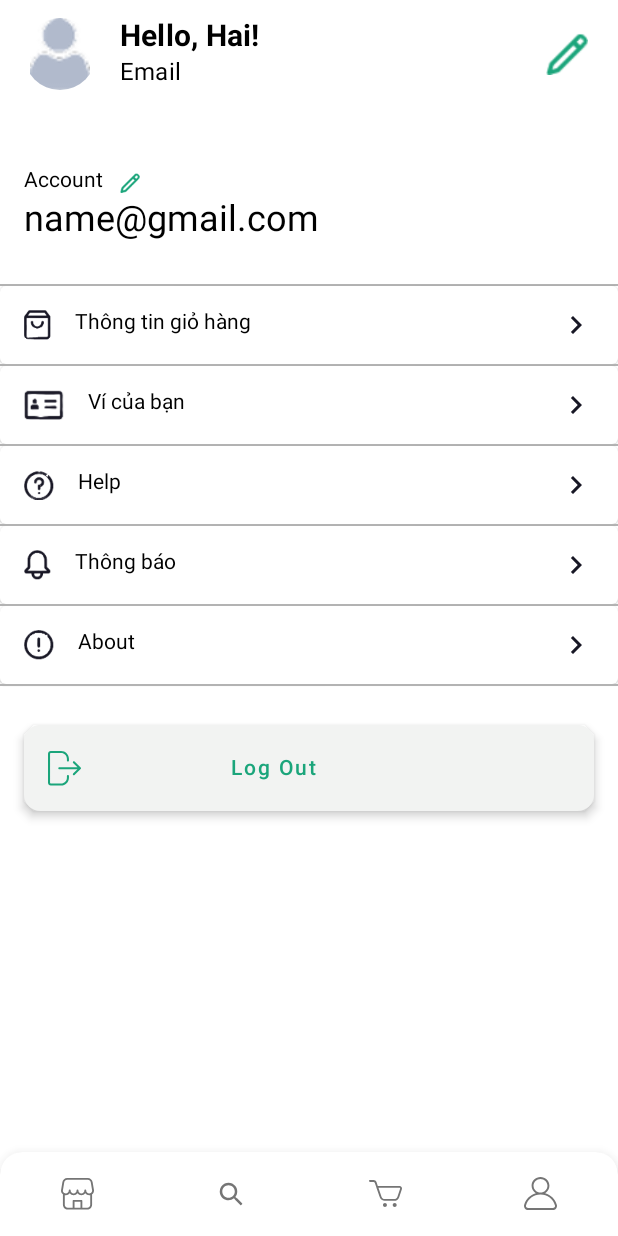
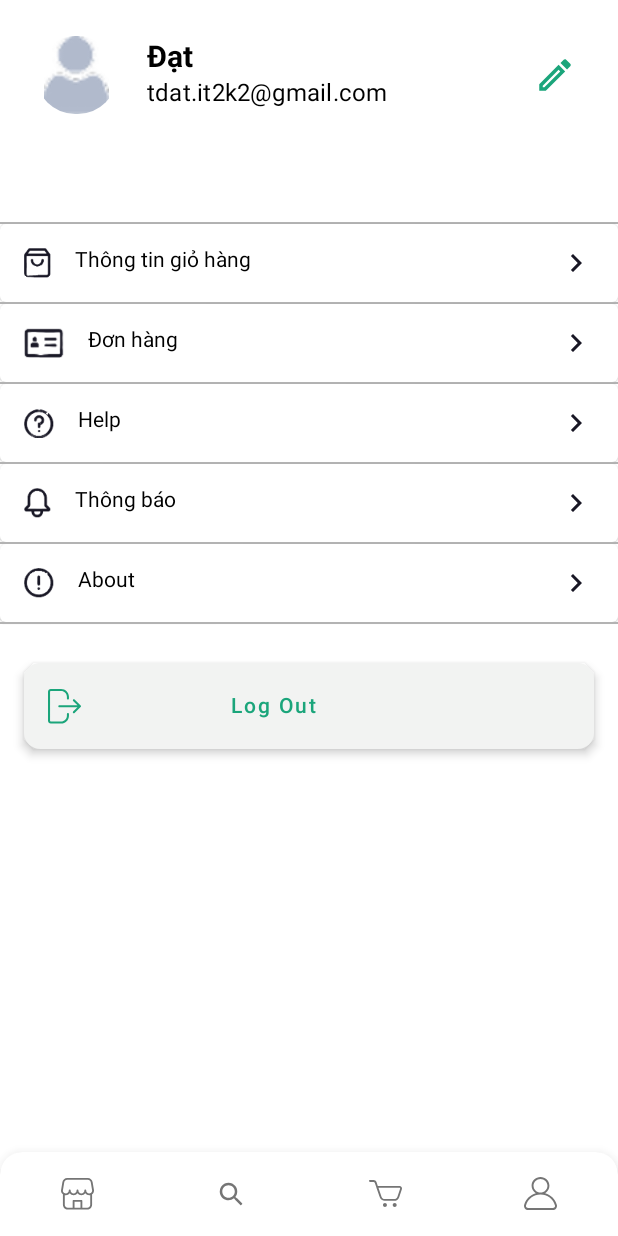
Before and after one commit to tdatIT/tda-mobile-app, an Android app built with Jetpack Compose: the @Preview function AccountScreenPreviewHome, on a phone screen of 412 x 824 dp. Run offline under Robolectric (Android 15) with nearby library versions, the phone set to English and light mode, and no system bars; network calls fail; 1 statement that could not run was skipped.

Commit message:
edit user-screen

```diff
--- a/app/src/main/java/com/tda/app/navigation/Navigation.kt
+++ b/app/src/main/java/com/tda/app/navigation/Navigation.kt
@@ -1,4 +1,5 @@
 package com.tda.app
+
 import VerificationScreen
 import androidx.compose.runtime.Composable
 import androidx.navigation.NavType
@@ -40,6 +41,9 @@ fun Navigation() {
         composable(Screen.SearchScreen.route) {
             SearchScreen(nav = navController)
         }
+        composable(Screen.AccountScreen.route) {
+            AccountScreen(nav = navController)
+        }
         composable(
             Screen.ProductInCategoryCode.route,
             arguments = listOf(navArgument("code") { type = NavType.StringType })
--- a/app/src/main/java/com/tda/app/navigation/Screen.kt
+++ b/app/src/main/java/com/tda/app/navigation/Screen.kt
@@ -12,7 +12,7 @@ sealed class Screen(val route: String) {
     object ProductInCategoryCode : Screen("product_categoryCode/{code}")
     object SearchScreen : Screen("search_screen")
     object ProductDetail : Screen("product_detail/{code}")
-    object AccountScreen : Screen("Account_screen")
+    object AccountScreen : Screen("account_screen")
     object PopularListScreen : Screen("popular_list_screen")
     object DetailsScreen : Screen("details_screen")
     object AddToCartScreen : Screen("add_to_cart_screen")
--- a/app/src/main/java/com/tda/app/view/AppBar.kt
+++ b/app/src/main/java/com/tda/app/view/AppBar.kt
@@ -12,6 +12,7 @@ import androidx.compose.material.icons.Icons
 import androidx.compose.material.icons.outlined.AddShoppingCart
 import androidx.compose.material.icons.outlined.ArrowBack
 import androidx.compose.material.icons.outlined.Details
+import androidx.compose.material.icons.outlined.Edit
 import androidx.compose.material.icons.outlined.Favorite
 import androidx.compose.material.icons.outlined.FavoriteBorder
 import androidx.compose.material.icons.outlined.More
@@ -389,32 +390,32 @@ fun BottomProductBar(navController: NavController) {
         }
     }
 }
+
 @Composable
 fun HeaderAccount(
-    navController: NavController
+    navController: NavController,
+    name: String,
+    email: String
 ) {
-    var name: String = "Hello, Hai!"
-    var email: String = "Email"
     Box(
         modifier = Modifier
             .fillMaxWidth()
-            .height(72.dp)
+            .height(100.dp)
             .background(MaterialTheme.colors.surface)
-            .padding(horizontal = 16.dp)
-            .offset(y = 12.dp) // Đặt khoảng cách top là 12dp
+            .padding(24.dp)
     ) {
         Row(
             verticalAlignment = Alignment.CenterVertically
         ) {
             Image(
                 modifier = Modifier
-                    .size(48.dp)
+                    .size(54.dp)
                     .clip(CircleShape),
                 painter = painterResource(id = R.drawable.ic_profile),
                 contentDescription = "profile picture"
             )
             Column(
-                modifier = Modifier.padding(start = 16.dp)
+                modifier = Modifier.padding(start = 20.dp)
             ) {
                 Text(
                     text = name,
@@ -429,11 +430,11 @@ fun HeaderAccount(
             Spacer(modifier = Modifier.weight(1f))
             IconButton(
                 modifier = Modifier.size(36.dp),
-                onClick ={
+                onClick = {
                 }
             ) {
                 Icon(
-                    painter = painterResource(id = R.drawable.edit_icon),
+                    imageVector = Icons.Outlined.Edit,
                     contentDescription = "edit",
                     tint = colorPrimary,
                     modifier = Modifier.size(28.dp)
@@ -442,11 +443,63 @@ fun HeaderAccount(
         }
     }
 }
+
+@Composable
+fun HeaderAccount(
+    navController: NavController,
+) {
+    Box(
+        modifier = Modifier
+            .fillMaxWidth()
+            .height(100.dp)
+            .background(MaterialTheme.colors.surface)
+            .padding(24.dp)
+    ) {
+        Row(
+            verticalAlignment = Alignment.CenterVertically
+        ) {
+            Image(
+                modifier = Modifier
+                    .size(48.dp)
+                    .clip(CircleShape),
+                painter = painterResource(id = R.drawable.ic_profile),
+                contentDescription = "profile picture"
+            )
+            Column(
+                modifier = Modifier.padding(start = 20.dp)
+            ) {
+                Text(
+                    text = "Tài khoản khách",
+                    style = MaterialTheme.typography.h6,
+                    fontWeight = FontWeight.Bold
+                )
+                Text(
+                    text = "Vui lòng đăng nhập / tạo tài khoản",
+                    style = MaterialTheme.typography.subtitle1
+                )
+            }
+            Spacer(modifier = Modifier.weight(1f))
+            IconButton(
+                modifier = Modifier.size(36.dp),
+                onClick = {
+                }
+            ) {
+                Icon(
+                    imageVector = Icons.Outlined.Edit,
+                    contentDescription = "edit",
+                    tint = colorPrimary,
+                    modifier = Modifier.size(28.dp)
+                )
+            }
+        }
+    }
+}
+
 @Preview(showBackground = true)
 @Composable
 fun DefaultPreviewAppBar() {
     val nav = rememberNavController()
     TdaMobilemobileTheme {
-        HeaderAccount(nav)
+        HeaderAccount(nav, "Đạt", "tdat.it2k2@gmail.com")
     }
 }
--- a/app/src/main/java/com/tda/app/view/ManagerAccountScreen.kt
+++ b/app/src/main/java/com/tda/app/view/ManagerAccountScreen.kt
@@ -14,7 +14,7 @@ import androidx.compose.ui.layout.ContentScale
 import androidx.compose.ui.res.painterResource
 import androidx.compose.ui.tooling.preview.Preview
 import androidx.compose.ui.unit.dp
-import androidx.navigation.NavHostController
+import androidx.navigation.NavController
 import androidx.navigation.compose.rememberNavController
 import com.tda.app.R
 import com.tda.app.ui.theme.TdaMobilemobileTheme
@@ -22,50 +22,25 @@ import com.tda.app.ui.theme.colorPrimary
 
 
 @Composable
-fun AccountScreen(navController: NavHostController) {
+fun AccountScreen(nav: NavController) {
 
     Scaffold(topBar = {
-        HeaderAccount(navController)
+        HeaderAccount(nav, "Đạt", "tdat.it2k2@gmail.com")
     }, bottomBar = {
-        NavigationBottomBar(navController = navController)
+        NavigationBottomBar(navController = nav)
     }) { padding ->
-        Column(modifier = Modifier.fillMaxSize()) {
+        Column(
+            modifier = Modifier
+                .fillMaxSize()
+                .padding(padding)
+        ) {
             Spacer(modifier = Modifier.height(32.dp))
-            Row(
-                modifier = Modifier
-                    .fillMaxWidth()
-                    .height(69.dp)
-                    .padding(horizontal = 16.dp),
-                horizontalArrangement = Arrangement.Start
-            ) {
-                Column {
-                    Row(modifier = Modifier.padding(top = 8.dp)) {
-                        Text(text = "Account")
-                        IconButton(
-                            modifier = Modifier
-                                .padding(horizontal = 8.dp)
-                                .size(20.dp),
-                            onClick = {
-                            }
-                        ) {
-                            Icon(
-                                modifier = Modifier
-                                    .fillMaxSize(0.67f),
-                                painter = painterResource(id = R.drawable.edit_icon),
-                                contentDescription = "edit username",
-                                tint = colorPrimary
-                            )
-                        }
-                    }
-                    Text(text = "name@gmail.com",
-                        style = MaterialTheme.typography.h5)
-                }
-            }
+
             Spacer(modifier = Modifier.height(16.dp))
 
             Divider(color = Color(0xFFB3B3B3), modifier = Modifier.fillMaxWidth(), thickness = 1.dp)
             AccountNavItem(icon = R.drawable.orders, name = "Thông tin giỏ hàng")
-            AccountNavItem(icon = R.drawable.my_details, name = "Ví của bạn")
+            AccountNavItem(icon = R.drawable.my_details, name = "Đơn hàng")
             AccountNavItem(icon = R.drawable.help, name = "Help")
             AccountNavItem(icon = R.drawable.notifications, name = "Thông báo")
             AccountNavItem(icon = R.drawable.about, name = "About")
@@ -82,7 +57,10 @@ fun AccountScreen(navController: NavHostController) {
                     contentColor = Color(0xFF53B175)
                 ),
                 shape = RoundedCornerShape(19),
-                elevation = ButtonDefaults.elevation(defaultElevation = 4.dp, pressedElevation = 8.dp)
+                elevation = ButtonDefaults.elevation(
+                    defaultElevation = 4.dp,
+                    pressedElevation = 8.dp
+                )
             ) {
                 Row(
                     modifier = Modifier.fillMaxSize(),
@@ -109,8 +87,10 @@ fun AccountScreen(navController: NavHostController) {
 
 @Composable
 fun AccountNavItem(@DrawableRes icon: Int, name: String) {
-    Card(modifier = Modifier
-        .fillMaxWidth(),  ) {
+    Card(
+        modifier = Modifier
+            .fillMaxWidth(),
+    ) {
         Row(
             modifier = Modifier
                 .fillMaxWidth()
@@ -136,6 +116,7 @@ fun AccountNavItem(@DrawableRes icon: Int, name: String) {
     }
     Divider(color = Color(0xFFB3B3B3), modifier = Modifier.fillMaxWidth(), thickness = 1.dp)
 }
+
 @Preview(showBackground = true)
 @Composable
 fun AccountScreenPreviewHome() {
--- a/app/src/main/java/com/tda/app/view/ProductDetailScreen.kt
+++ b/app/src/main/java/com/tda/app/view/ProductDetailScreen.kt
@@ -142,8 +142,6 @@ fun ProductDetailScreen(nav: NavController, productCode: String) {
                         }
                     }
                     product?.let { HtmlEncoder(it.description) }
-
-
                 }
             }
         }
--- a/app/src/main/java/com/tda/app/view/home_screen_component/AppBar.kt
+++ b/app/src/main/java/com/tda/app/view/home_screen_component/AppBar.kt
@@ -1,4 +1,3 @@
-package com.eritlab.jexmon.presentation.dashboard_screen.component
 
 import androidx.compose.foundation.Image
 import androidx.compose.foundation.background
--- a/app/src/main/java/com/tda/app/view/home_screen_component/BottomNavItem.kt
+++ b/app/src/main/java/com/tda/app/view/home_screen_component/BottomNavItem.kt
@@ -25,6 +25,6 @@ sealed class BottomNavItem(val tittle: String, val icon: Int, val route: String)
     object ProfileNav : BottomNavItem(
         tittle = "Profile",
         icon = R.drawable.user_icon,
-        route = Screen.LoginScreen.route
+        route = Screen.AccountScreen.route
     )
 }
--- a/app/src/main/java/com/tda/app/view/home_screen_component/NavigationBar.kt
+++ b/app/src/main/java/com/tda/app/view/home_screen_component/NavigationBar.kt
@@ -48,7 +48,9 @@ fun NavigationBottomBar(
                         Icon(
                             painter = painterResource(id = screen.icon),
                             contentDescription = null,
-                            tint = if (navBackStackEntry?.destination?.route == screen.route) MaterialTheme.colors.PrimaryLightColor else LocalContentColor.current,
+                            tint = if (navBackStackEntry?.destination?.route == screen.route)
+                                MaterialTheme.colors.PrimaryLightColor
+                            else LocalContentColor.current,
                         )
                     },
                     onClick = {
```
Also changed, not shown: app/src/main/java/com/tda/app/view/HomeActivity.kt (+32 -7 lines).
